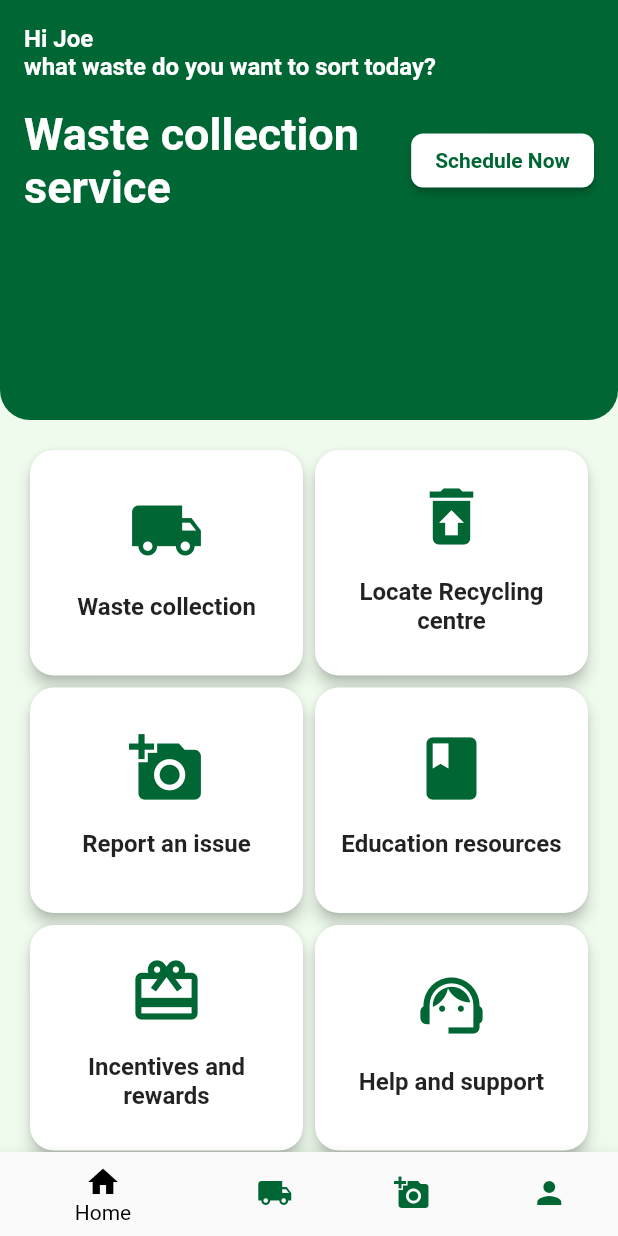
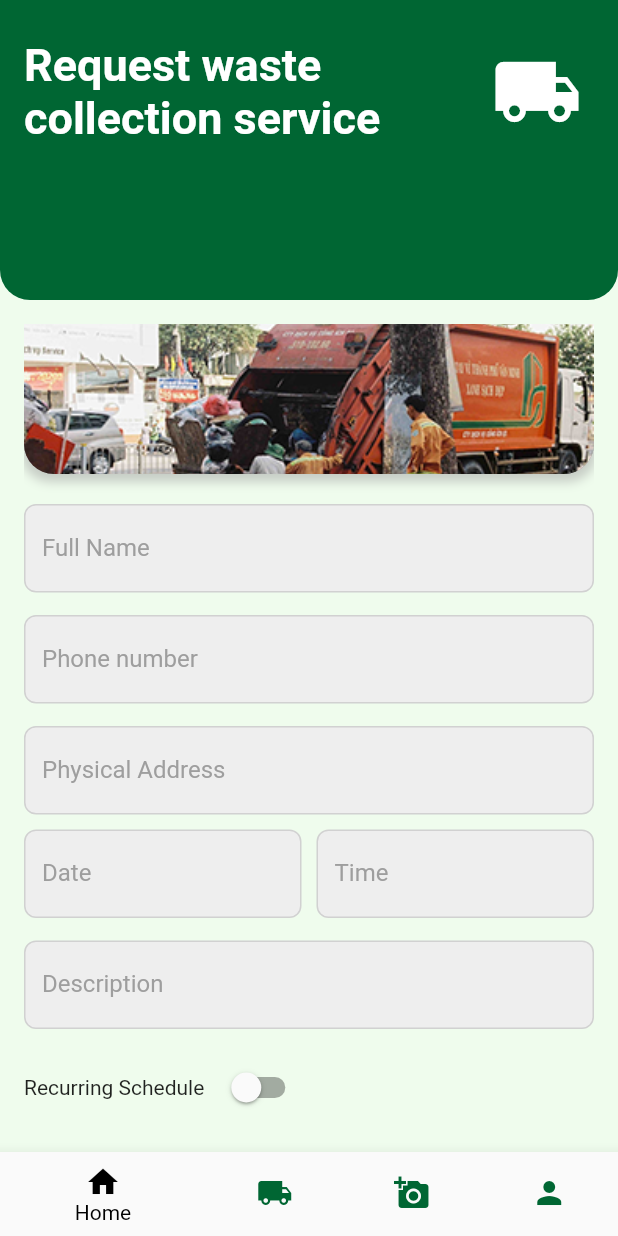
Before and after one commit to RJ2045/mazingirasmart, a Flutter app: the MyHomePage screen opened by its route, after a tap on "Schedule Now", on a phone screen of 412 x 824 dp. Run offline on Flutter 3.47's test engine with Material 2 defaults, Android fonts, the phone set to English and light mode, and no system bars; our stand-ins replace firebase_core; accounts and stored records are empty.

Commit message:
added waste collection page

```diff
--- a/lib/customwidgets/custompagewidget.dart
+++ b/lib/customwidgets/custompagewidget.dart
@@ -65,13 +65,7 @@ class CustomPageWidget extends StatelessWidget {
               child: Row(
                 mainAxisAlignment: MainAxisAlignment.spaceBetween,
                 children: [
-                  if (titleIcon != null) ...[
-                    Icon(
-                      titleIcon,
-                      color: Colors.white,
-                    ),
-                    const SizedBox(width: 8.0),
-                  ],
+
                   Flexible(
                     child: Text(
                       title,
@@ -82,7 +76,15 @@ class CustomPageWidget extends StatelessWidget {
                       ),
                     ),
                   ),
+                  if (titleIcon != null) ...[
+                    Icon(
+                      titleIcon,
+                      color: Colors.white,
+                      size: 60.0,
 
+                    ),
+                    const SizedBox(width: 8.0),
+                  ],
                   if (titleButtonAction != null) ...[
                     ElevatedButton(
                       onPressed: titleButtonAction,
@@ -132,9 +134,13 @@ class CustomPageWidget extends StatelessWidget {
       unselectedItemColor: const Color(0xFF006633),
       currentIndex: 0, // Change the index to the desired default index
       onTap: (index) {
+
+              Navigator.pushNamed(context, '/Myhomepage');
+
         // Handle navigation to different screens based on the index
         // You can use a navigation package like 'flutter_bloc' or 'provider' for better navigation management
       },
+
     );
   }
 }
--- a/lib/main.dart
+++ b/lib/main.dart
@@ -2,6 +2,7 @@
 import 'package:mazingirasmart/screens/myhomepage.dart';
 import 'package:mazingirasmart/screens/signin.dart';
 import 'package:mazingirasmart/screens/signup.dart';
+import 'package:mazingirasmart/screens/wastecollection.dart';
 import 'customwidgets/custombutton.dart';
 import 'package:firebase_core/firebase_core.dart';
 // ignore: unused_import
@@ -34,7 +35,8 @@
         routes: {
           '/Signin': (context) => const SignIn(),
           '/Signup': (context) => const SignUp(),
-           '/Myhomepage': (context) => const MyHomePage(),
+          '/Myhomepage': (context) => const MyHomePage(),
+          '/Wastecollection': (context) => const WasteCollection(),
 
         });
   }
--- a/lib/screens/myhomepage.dart
+++ b/lib/screens/myhomepage.dart
@@ -10,6 +10,8 @@ class MyHomePage extends StatelessWidget {
       greetingText: 'Hi Joe \nwhat waste do you want to sort today?',
       title: 'Waste collection service',
       titleButtonAction: () {
+
+                  Navigator.pushNamed(context, '/Wastecollection');
         // Handle button press
       },
       height: 280.0,
@@ -19,7 +21,12 @@ class MyHomePage extends StatelessWidget {
           childAspectRatio: 1.2, // Square ratio for each item
           padding: const EdgeInsets.all(16.0),
           children: [
-            _buildMenuItem(Icons.local_shipping, 'Waste collection'),
+            GestureDetector(
+                onTap: () {
+                  Navigator.pushNamed(context, '/Wastecollection');
+                },
+                child:
+                    _buildMenuItem(Icons.local_shipping, 'Waste collection')),
             _buildMenuItem(Icons.restore_from_trash, 'Locate Recycling centre'),
             _buildMenuItem(Icons.add_a_photo, 'Report an issue'),
             _buildMenuItem(Icons.book, 'Education resources'),
@@ -47,7 +54,8 @@ class MyHomePage extends StatelessWidget {
           ),
           const SizedBox(height: 8.0),
           Padding(
-          padding: const EdgeInsets.all(8.0), // Add padding to the caption text
+            padding:
+                const EdgeInsets.all(8.0), // Add padding to the caption text
             child: Text(
               caption,
               style: const TextStyle(
--- /dev/null
+++ b/lib/screens/wastecollection.dart
@@ -0,0 +1,147 @@
+import 'package:flutter/material.dart';
+import 'package:mazingirasmart/customwidgets/custompagewidget.dart';
+import 'package:mazingirasmart/customwidgets/customtextfield.dart';
+
+import '../customwidgets/custombutton.dart';
+
+class WasteCollection extends StatefulWidget {
+  const WasteCollection({Key? key});
+
+  @override
+  _WasteCollectionState createState() => _WasteCollectionState();
+}
+
+class _WasteCollectionState extends State<WasteCollection> {
+  final GlobalKey<FormState> _formKey = GlobalKey<FormState>();
+  bool _isRecurring = false;
+
+  @override
+  Widget build(BuildContext context) {
+    return CustomPageWidget(
+      title: 'Request waste collection service',
+      titleIcon: Icons.local_shipping,
+      height: 200.0,
+      child: Scaffold(
+        body: Padding(
+          padding: const EdgeInsets.all(16.0),
+          child: SingleChildScrollView(
+            child: Column(
+              children: [
+                Container(
+                  width: double.infinity,
+                  height: 100.0,
+                  decoration: BoxDecoration(
+                    color: Colors.grey,
+                    borderRadius: const BorderRadius.only(
+                      bottomLeft: Radius.circular(20.0),
+                      bottomRight: Radius.circular(20.0),
+                    ),
+                    boxShadow: [
+                      BoxShadow(
+                        color: Colors.grey.withOpacity(0.5),
+                        spreadRadius: 2,
+                        blurRadius: 5,
+                        offset: const Offset(0, 3),
+                      ),
+                    ],
+                  ),
+                  child: ClipRRect(
+                    borderRadius: const BorderRadius.only(
+                      bottomLeft: Radius.circular(20.0),
+                      bottomRight: Radius.circular(20.0),
+                    ),
+                    child: Image.asset(
+                      'assets/images/trashtruck.png',
+                      fit: BoxFit.cover, // Make the image fill the container
+                    ),
+                  ),
+                ),
+
+                const SizedBox(height: 20),
+                const CustomTextField(
+                  lebeltext: "Full Name",
+                ),
+                const SizedBox(
+                  height: 15,
+                ),
+                const CustomTextField(
+                  lebeltext: "Phone number",
+                ),
+                const SizedBox(
+                  height: 15,
+                ),
+                const CustomTextField(
+                  lebeltext: "Physical Address",
+                ),
+                const SizedBox(
+                  height: 10,
+                ),
+                const Row(
+                  children: [
+                    Expanded(
+                      child: CustomTextField(
+                        lebeltext: "Date",
+                      ),
+                    ),
+                    SizedBox(width: 10),
+                    Expanded(
+                      child: CustomTextField(
+                        lebeltext: "Time",
+                      ),
+                    ),
+                  ],
+                ),
+                const SizedBox(height: 15),
+                const CustomTextField(
+                  lebeltext: "Description",
+                ),
+                const SizedBox(height: 15),
+                Row(
+                  children: [
+                    const Text('Recurring Schedule'),
+                    const SizedBox(width: 8.0),
+                    Switch(
+                      value: _isRecurring,
+                      onChanged: (value) {
+                        setState(() {
+                          _isRecurring = value;
+                        });
+                      },
+                    ),
+                  ],
+                ),
+                const SizedBox(height: 15),
+                const Row(
+                  children: [
+                    CustomButton(title: "Submit"),
+                    // Expanded(
+                    //   child: ElevatedButton(
+                    //     onPressed: () {
+                    //       if (_formKey.currentState!.validate()) {
+                    //         // Perform form submission logic here
+                    //       }
+                    //     },
+                    //     child: const Text('Submit'),
+                    //   ),
+                    // ),
+                    SizedBox(width: 16.0),
+                    CustomButton(title: "Reset", outline: true,),
+                    // Expanded(
+                    //   child: ElevatedButton(
+                    //     onPressed: () {
+                    //       _formKey.currentState!.reset();
+                    //     },
+                    //     child: const Text('Reset'),
+                    //   ),
+                    // ),
+                  ],
+                ),
+                const SizedBox(height: 10),
+              ],
+            ),
+          ),
+        ),
+      ),
+    );
+  }
+}
--- a/pubspec.yaml
+++ b/pubspec.yaml
@@ -64,6 +64,7 @@ flutter:
   # To add assets to your application, add an assets section, like this:
   assets:
     - assets/images/mazingiralogo.png
+    - assets/images/trashtruck.png
     # - images/a_dot_burr.jpeg
     # - images/a_dot_ham.jpeg
 
```
Also changed, not shown: assets/images/trashtruck.png (added). Lines whose indentation alone changed are shown as unchanged.
